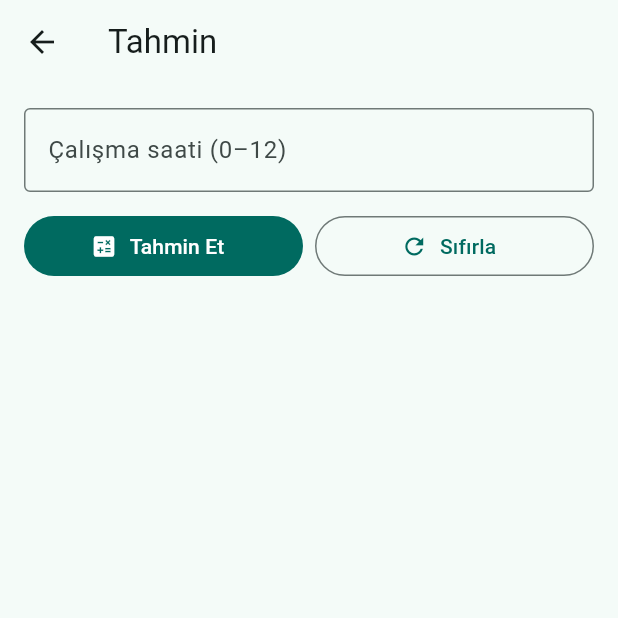
After one commit to durukahraman/AI-Engineer-Training, a Flutter app: the screen it shows after launch, after a tap on "Tahmin Sayfası", on a phone screen of 412 x 824 dp, the top half of it. The commit adds this screen. Run offline on Flutter 3.47's test engine with Material 3 defaults, Android fonts, the phone set to English and light mode, and no system bars; our stand-ins replace shared_preferences.

Commit message:
LogReg (scaling+CV+save) & PredictPage (mock + prefs)

```diff
--- a/lib/main.dart
+++ b/lib/main.dart
@@ -1,6 +1,7 @@
 import 'package:flutter/material.dart';
 import 'counter_page.dart';
 import 'contact_page.dart';
+import 'predict_page.dart';
 import 'package:shared_preferences/shared_preferences.dart';
 import 'dart:convert';
 
@@ -61,7 +62,9 @@ class _BusinessCardPageState extends State<BusinessCardPage> {
     if (result != null) {
       ScaffoldMessenger.of(context).showSnackBar(
         SnackBar(content: Text('Mesaj alındı: ${result['name']} • ${result['email']}')),
+
       );
+
       // (Opsiyonel) setState(() => _lastMessage = result););
     }
   }
@@ -136,6 +139,30 @@ class _BusinessCardPageState extends State<BusinessCardPage> {
                 // --- Butonlar ---
                 FilledButton.icon(
                   onPressed: () async {
+                    final res = await Navigator.push<String?>(
+                      context,
+                      MaterialPageRoute(builder: (_) => const PredictPage()),
+                    );
+                    if (res != null) {
+                      ScaffoldMessenger.of(context).showSnackBar(
+                        SnackBar(content: Text('Gelen tahmin: $res')),
+                      );
+                    }
+                    Navigator.push(
+                      context,
+                      PageRouteBuilder(
+                        pageBuilder: (_, __, ___) => const PredictPage(),
+                        transitionsBuilder: (_, a, __, child) =>
+                            FadeTransition(opacity: a, child: child),
+                      ),
+                    );
+                  },
+                  icon: const Icon(Icons.trending_up),
+                  label: const Text('Tahmin Sayfası'),
+                ),
+
+                FilledButton.icon(
+                  onPressed: () async {
                     final result = await Navigator.push<Map<String, String>?>(
                       context,
                       MaterialPageRoute(builder: (_) => const ContactPage()),
@@ -156,6 +183,7 @@ class _BusinessCardPageState extends State<BusinessCardPage> {
                 ),
 
                 const SizedBox(height: 8),
+
                 FilledButton.icon(
                   onPressed: () {
                     Navigator.push(
@@ -166,6 +194,7 @@ class _BusinessCardPageState extends State<BusinessCardPage> {
                   icon: const Icon(Icons.add_circle),
                   label: const Text('Sayaç Sayfası'),
                 ),
+
 
                 // --- Son mesaj önizleme (ContactPage'den dönen veri) ---
                 if (_lastMessage != null) ...[
--- /dev/null
+++ b/lib/predict_page.dart
@@ -0,0 +1,139 @@
+import 'package:flutter/material.dart';
+import 'package:shared_preferences/shared_preferences.dart';
+
+class PredictPage extends StatefulWidget {
+  const PredictPage({super.key});
+
+  @override
+  State<PredictPage> createState() => _PredictPageState();
+}
+
+class _PredictPageState extends State<PredictPage> {
+  final _formKey = GlobalKey<FormState>();
+  final _hoursCtrl = TextEditingController();
+  String? _result;                 // ekranda gösterilecek mock sonuç
+  String? _lastSavedPrediction;    // (ops) en son kaydedilen tahmin
+
+  @override
+  void initState() {
+    super.initState();
+    _loadLastPrediction();
+  }
+
+  Future<void> _loadLastPrediction() async {
+    final sp = await SharedPreferences.getInstance();
+    setState(() => _lastSavedPrediction = sp.getString("last_prediction"));
+  }
+
+  Future<void> _saveLastPrediction(String value) async {
+    final sp = await SharedPreferences.getInstance();
+    await sp.setString("last_prediction", value);
+  }
+
+  void _predict() async {
+    if (!_formKey.currentState!.validate()) {
+      ScaffoldMessenger.of(context).showSnackBar(
+        const SnackBar(content: Text('Lütfen geçerli bir saat değeri girin')),
+      );
+      return;
+    }
+
+    final hours = double.parse(_hoursCtrl.text.trim());
+
+    // --- MOCK TAHMİN --- (şimdilik basit bir formül)
+    final predictedScore = (hours * 9.5 + 30).clamp(0, 100).toStringAsFixed(1);
+    final text = "Tahmini puan: $predictedScore";
+
+    setState(() => _result = text);
+
+    // (Opsiyonel) kaydet
+    await _saveLastPrediction(text);
+  }
+
+  @override
+  void dispose() {
+    _hoursCtrl.dispose();
+    super.dispose();
+  }
+
+  @override
+  Widget build(BuildContext context) {
+    return Scaffold(
+      appBar: AppBar(title: const Text('Tahmin')),
+      body: Padding(
+        padding: const EdgeInsets.all(16),
+        child: Column(
+          children: [
+            if (_lastSavedPrediction != null) ...[
+              Card(
+                elevation: 1,
+                child: ListTile(
+                  leading: const Icon(Icons.history),
+                  title: const Text('Son kaydedilen tahmin'),
+                  subtitle: Text(_lastSavedPrediction!),
+                ),
+              ),
+              const SizedBox(height: 12),
+            ],
+            Form(
+              key: _formKey,
+              child: TextFormField(
+                controller: _hoursCtrl,
+                keyboardType: TextInputType.number,
+                decoration: const InputDecoration(
+                  labelText: 'Çalışma saati (0–12)',
+                  border: OutlineInputBorder(),
+                ),
+                validator: (v) {
+                  if (v == null || v.trim().isEmpty) return 'Boş bırakılamaz';
+                  final x = double.tryParse(v);
+                  if (x == null) return 'Sayı girin';
+                  if (x < 0 || x > 12) return '0–12 arası olmalı';
+                  return null;
+                },
+              ),
+            ),
+            const SizedBox(height: 12),
+            Row(
+              children: [
+                Expanded(
+                  child: FilledButton.icon(
+                    onPressed: _predict,
+                    icon: const Icon(Icons.calculate),
+                    label: const Text('Tahmin Et'),
+                  ),
+                ),
+                const SizedBox(width: 8),
+                Expanded(
+                  child: OutlinedButton.icon(
+                    onPressed: () => setState(() => _result = null),
+                    icon: const Icon(Icons.refresh),
+                    label: const Text('Sıfırla'),
+                  ),
+                ),
+              ],
+            ),
+            const SizedBox(height: 16),
+            if (_result != null)
+              Card(
+                elevation: 2,
+                child: ListTile(
+                  leading: const Icon(Icons.insights),
+                  title: Text(_result!, style: const TextStyle(fontSize: 18)),
+                  trailing: IconButton(
+                    icon: const Icon(Icons.check),
+                    onPressed: () {
+                      Navigator.pop(context, _result); // geri dönüş örneği
+                      ScaffoldMessenger.of(context).showSnackBar(
+                        const SnackBar(content: Text('Tahmin döndürüldü')),
+                      );
+                    },
+                  ),
+                ),
+              ),
+          ],
+        ),
+      ),
+    );
+  }
+}
```
